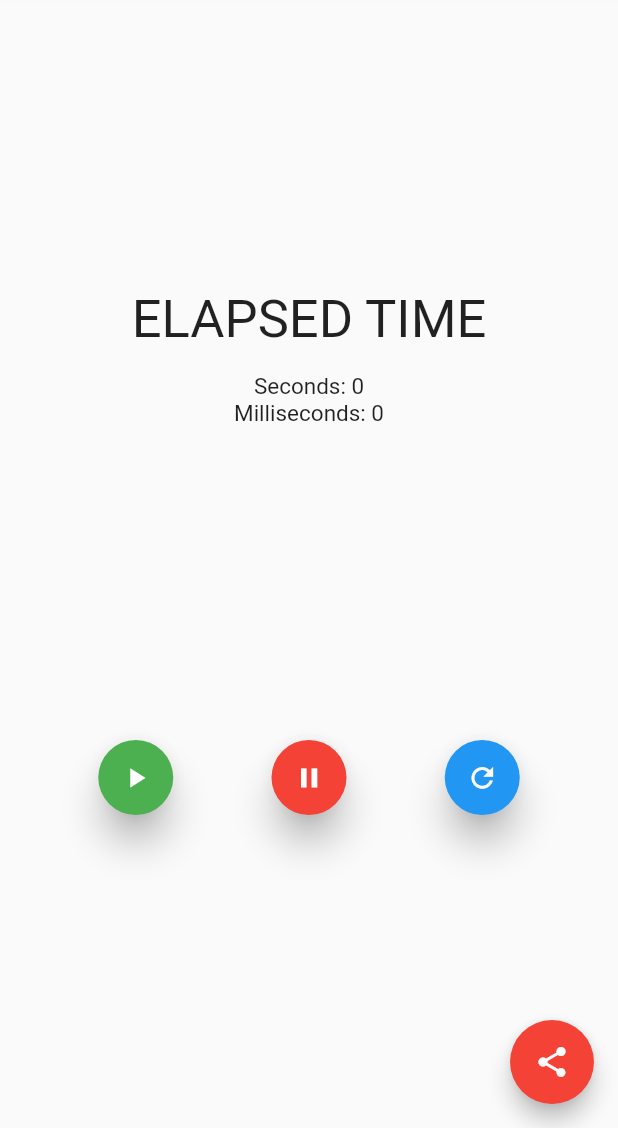
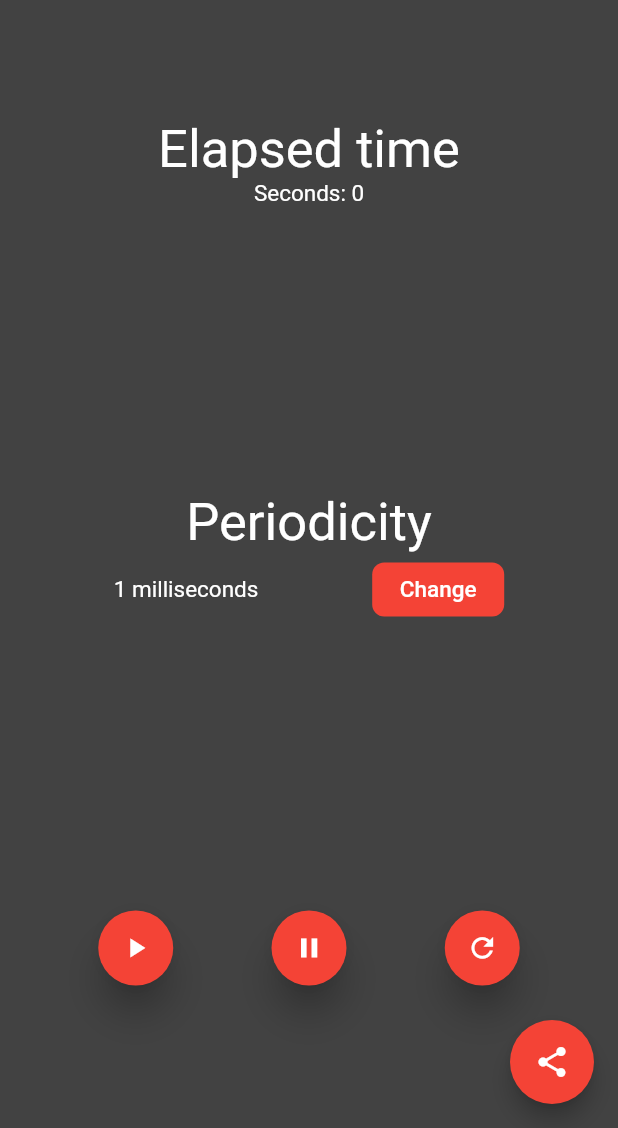
Before and after one commit to Youngermaster/Accelerometer, a Flutter app: the screen it shows after launch, after a tap on the "play arrow" icon, on a phone screen of 412 x 824 dp, the part 108-1236 px from its top. Run offline on Flutter 3.47's test engine with Material 2 defaults, Android fonts, the phone set to English and light mode, and no system bars; our stand-ins replace flushbar, sensors; missing offline and left inert: flutter_email_sender.

Commit message:
Perdiodicity added

```diff
--- a/lib/main.dart
+++ b/lib/main.dart
@@ -1,5 +1,5 @@
 import 'package:flutter/material.dart';
-import 'package:accelerometer/pages/index.dart';
+import 'package:accelerometer/views/index.dart';
 import 'package:accelerometer/models/storage.dart';
 
 void main() {
@@ -9,7 +9,7 @@ void main() {
       theme: ThemeData(
         primarySwatch: Colors.red,
       ),
-      home: Index(storage: Storage(), title: 'Accelerometer'),
+      home: Index(storage: Storage(), title: 'ACCELEROMETER'),
     ),
   );
 }
--- a/lib/pages/Index.dart
+++ b/lib/views/Index.dart
@@ -1,4 +1,3 @@
-import 'dart:io';
 import 'dart:async';
 import 'package:sensors/sensors.dart';
 import 'package:flutter/material.dart';
@@ -18,16 +17,13 @@ class Index extends StatefulWidget {
 }
 
 class _IndexState extends State<Index> {
-  int _counter;
+  int peridiocity;
   bool isRunning;
-  double _accelerometerX;
-  double _accelerometerY;
-  double _accelerometerZ;
 
   AccelerometerEvent accelerometerEvent;
   StreamSubscription accelerometerSubscription;
 
-  var stopwatch = new Stopwatch();
+  var stopwatch;
 
   final Email _email = Email(
     body: 'Accelerometer data',
@@ -43,11 +39,11 @@ class _IndexState extends State<Index> {
   @override
   void initState() {
     super.initState();
-    // widget.storage.readCounter().then((int value) {
-    //   setState(() {
-    //     _counter = value;
-    //   });
-    // });
+    setState(() {
+      isRunning = false;
+      stopwatch = new Stopwatch();
+      peridiocity = 1;
+    });
   }
 
   @override
@@ -55,13 +51,6 @@ class _IndexState extends State<Index> {
     accelerometerSubscription?.cancel();
     super.dispose();
   }
-
-  // Future<File> _incrementCounter() {
-  //   setState(() {
-  //     _counter++;
-  //   });
-  //   return widget.storage.writeCounter('$_counter');
-  // }
 
   void _useAccelerometer() {
     if (accelerometerSubscription == null) {
@@ -75,58 +64,92 @@ class _IndexState extends State<Index> {
       // it has already ben created so just resume it
       accelerometerSubscription.resume();
     }
-    /*
-    accelerometerEvents.listen((AccelerometerEvent event) {
-      print("accelerometerEvents");
-      _accelerometerX = event.x;
-      _accelerometerY = event.y;
-      _accelerometerZ = event.z;
-      print(event);
-      print("${stopwatch.elapsedMilliseconds}");
-    });*/
   }
 
-  void _pauseAccelerometer() {}
-
-  void _userAccelerometer() {
-    userAccelerometerEvents.listen((UserAccelerometerEvent event) {
-      // print("userAccelerometerEvents");
-      // print(event);
-    });
+  Future<int> createAlertDialog(BuildContext context) {
+    TextEditingController customController = TextEditingController();
+    return showDialog(
+        context: context,
+        builder: (context) {
+          return AlertDialog(
+            title: Text('Periodicity'),
+            content: TextField(
+              controller: customController,
+            ),
+            actions: <Widget>[
+              MaterialButton(
+                elevation: 5.0,
+                child: Text('Submit'),
+                onPressed: () {
+                  Navigator.of(context)
+                      .pop(int.parse(customController.text.toString().trim()));
+                },
+              )
+            ],
+          );
+        });
   }
 
   @override
   Widget build(BuildContext context) {
     return Scaffold(
-      appBar: AppBar(title: Text(widget.title)),
+      appBar: AppBar(
+        title: Text(
+          widget.title,
+          style: TextStyle(color: Colors.red),
+        ),
+        backgroundColor: Colors.grey[900],
+        centerTitle: true,
+      ),
+      backgroundColor: Colors.grey[800],
       body: Center(
         child: Column(
-          mainAxisAlignment: MainAxisAlignment.spaceEvenly,
+          mainAxisAlignment: MainAxisAlignment.spaceAround,
           children: <Widget>[
             Column(
-              mainAxisAlignment: MainAxisAlignment.spaceEvenly,
+              mainAxisAlignment: MainAxisAlignment.spaceBetween,
               children: <Widget>[
                 Text(
-                  'ELAPSED TIME',
-                  style: TextStyle(
-                    fontSize: 35.0,
-                  ),
-                ),
-                SizedBox(
-                  height: 15.0,
+                  'Elapsed time',
+                  style: TextStyle(fontSize: 35.0, color: Colors.white),
                 ),
                 Text(
                   'Seconds: ${stopwatch.elapsedMilliseconds ~/ 1000}',
-                  style: TextStyle(
-                    fontSize: 15.0,
-                  ),
+                  style: TextStyle(fontSize: 15.0, color: Colors.white),
                 ),
+              ],
+            ),
+            Column(
+              children: <Widget>[
                 Text(
-                  'Milliseconds: ${stopwatch.elapsedMilliseconds}',
-                  style: TextStyle(
-                    fontSize: 15.0,
-                  ),
+                  "Periodicity",
+                  style: TextStyle(fontSize: 35.0, color: Colors.white),
                 ),
+                Row(
+                    mainAxisAlignment: MainAxisAlignment.spaceEvenly,
+                    children: <Widget>[
+                      Text(
+                        "$peridiocity milliseconds",
+                        style: TextStyle(fontSize: 15.0, color: Colors.white),
+                      ),
+                      FlatButton(
+                        shape: RoundedRectangleBorder(
+                            borderRadius: BorderRadius.circular(8.0)),
+                        color: Colors.red,
+                        textColor: Colors.white,
+                        onPressed: () {
+                          createAlertDialog(context).then((onValue) {
+                            setState(() {
+                              peridiocity = onValue;
+                            });
+                          });
+                        },
+                        child: Text(
+                          "Change",
+                          style: TextStyle(fontSize: 15.0, color: Colors.white),
+                        ),
+                      )
+                    ]),
               ],
             ),
             Row(
@@ -141,17 +164,10 @@ class _IndexState extends State<Index> {
                         child: Icon(Icons.play_arrow),
                       ),
                       onPressed: () async {
-                        Flushbar(
-                          flushbarPosition: FlushbarPosition.TOP,
-                          title: "Accelerometer",
-                          message: "Accelerometer Started",
-                          duration: Duration(seconds: 2),
-                        )..show(context);
                         isRunning = true;
                         stopwatch.start();
-                        const oneSec = const Duration(milliseconds: 1);
                         new Timer.periodic(
-                            oneSec,
+                            Duration(milliseconds: peridiocity),
                             (Timer t) => {
                                   if (isRunning)
                                     {
@@ -162,8 +178,15 @@ class _IndexState extends State<Index> {
                                   else
                                     t.cancel()
                                 });
+
+                        Flushbar(
+                          flushbarPosition: FlushbarPosition.TOP,
+                          title: "Accelerometer",
+                          message: "Accelerometer Started",
+                          duration: Duration(seconds: 2),
+                        )..show(context);
                       },
-                      backgroundColor: Colors.green,
+                      backgroundColor: Colors.red,
                       elevation: 10.0,
                     ),
                   ),
@@ -177,17 +200,17 @@ class _IndexState extends State<Index> {
                         child: Icon(Icons.pause),
                       ),
                       onPressed: () async {
+                        stopwatch.stop();
+                        accelerometerSubscription.pause();
+                        isRunning = false;
+                        // accelerometerSubscription.cancel();
+                        // accelerometerSubscription = null;
                         Flushbar(
                           flushbarPosition: FlushbarPosition.TOP,
                           title: "Accelerometer",
                           message: "Accelerometer Paused",
                           duration: Duration(seconds: 2),
                         )..show(context);
-                        stopwatch.stop();
-                        accelerometerSubscription.pause();
-                        isRunning = false;
-                        // accelerometerSubscription.cancel();
-                        // accelerometerSubscription = null;
                       },
                       backgroundColor: Colors.red,
                       elevation: 10.0,
@@ -203,12 +226,6 @@ class _IndexState extends State<Index> {
                         child: Icon(Icons.refresh),
                       ),
                       onPressed: () async {
-                        Flushbar(
-                          flushbarPosition: FlushbarPosition.TOP,
-                          title: "Accelerometer",
-                          message: "Accelerometer Restarted",
-                          duration: Duration(seconds: 2),
-                        )..show(context);
                         setState(() {
                           stopwatch.stop();
                           stopwatch.reset();
@@ -217,8 +234,14 @@ class _IndexState extends State<Index> {
                         isRunning = false;
                         accelerometerSubscription.cancel();
                         accelerometerSubscription = null;
+                        Flushbar(
+                          flushbarPosition: FlushbarPosition.TOP,
+                          title: "Accelerometer",
+                          message: "Accelerometer Restarted",
+                          duration: Duration(seconds: 2),
+                        )..show(context);
                       },
-                      backgroundColor: Colors.blue,
+                      backgroundColor: Colors.red,
                       elevation: 10.0,
                     ),
                   ),
@@ -230,8 +253,24 @@ class _IndexState extends State<Index> {
       ),
       floatingActionButton: FloatingActionButton(
         onPressed: () async => {
-          await FlutterEmailSender.send(_email),
-          await widget.storage.flushDocument(),
+          if (!isRunning)
+            {
+              await FlutterEmailSender.send(_email),
+              await widget.storage.flushDocument(),
+            }
+          else
+            {
+              Flushbar(
+                flushbarPosition: FlushbarPosition.TOP,
+                title: "Accelerometer",
+                message: "The accelerometer is running",
+                icon: Icon(
+                  Icons.warning,
+                  color: Colors.red,
+                ),
+                duration: Duration(seconds: 2),
+              )..show(context)
+            }
         },
         tooltip: 'Share',
         child: Icon(Icons.share),
```
